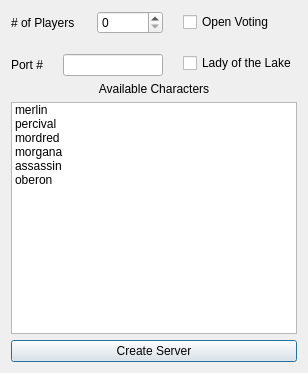
Above: src/gui/createserverwindow.ui from JRandomHacker/CS429-Avalon before the change. Below: the same form after it.
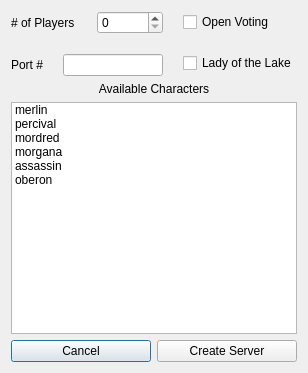
That is the form after the change.

Commit message: Added cancel buttons to create/join server windows

```diff
--- a/src/gui/createserverwindow.ui
+++ b/src/gui/createserverwindow.ui
@@ -119,11 +119,22 @@
     </widget>
    </item>
    <item>
+    <layout class="QHBoxLayout" name="horizontalLayout">
+     <item>
+      <widget class="QPushButton" name="buttonCancel">
+       <property name="text">
+        <string>Cancel</string>
+       </property>
+      </widget>
+     </item>
+     <item>
     <widget class="QPushButton" name="buttonCreateServer">
      <property name="text">
       <string>Create Server</string>
      </property>
     </widget>
+     </item>
+    </layout>
    </item>
   </layout>
  </widget>
```
Lines whose indentation alone changed are shown as unchanged. The commit also changes 5 other files.
